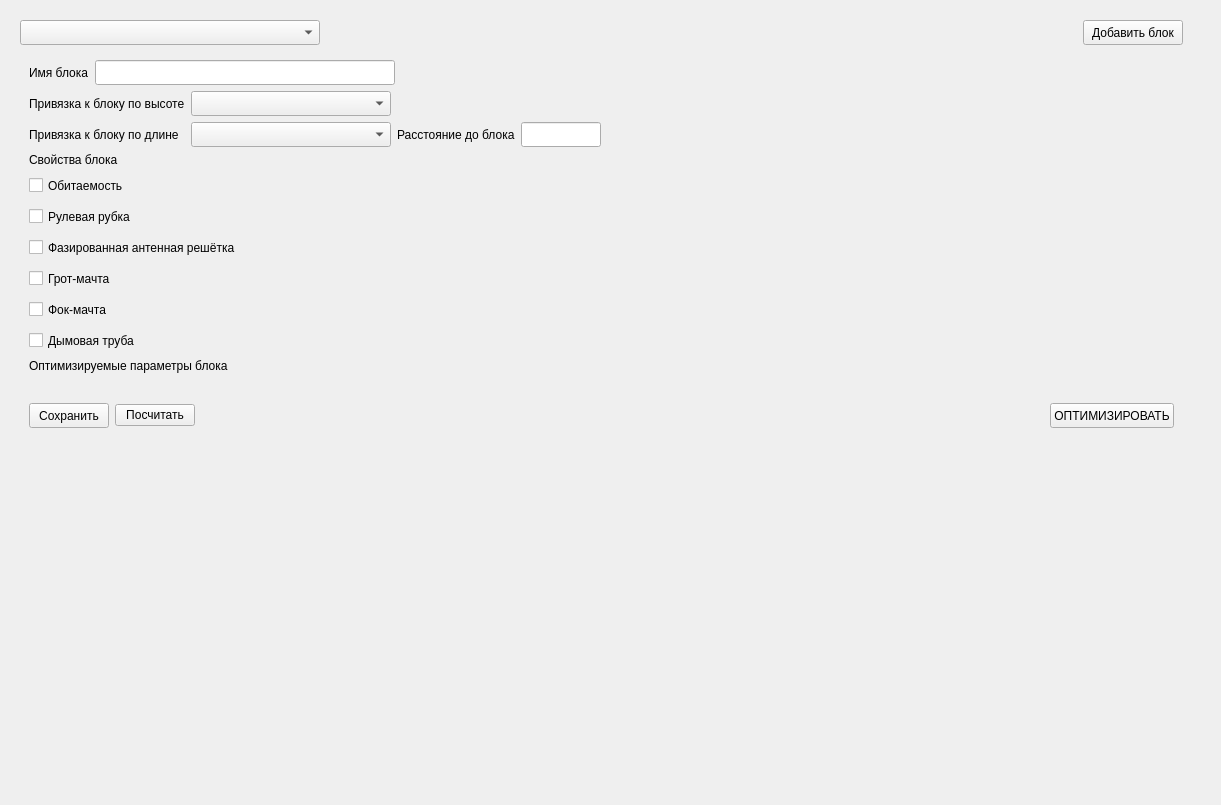
Qt form source/gui/enteringblocks.ui (baseoleph/secad) before a commit.
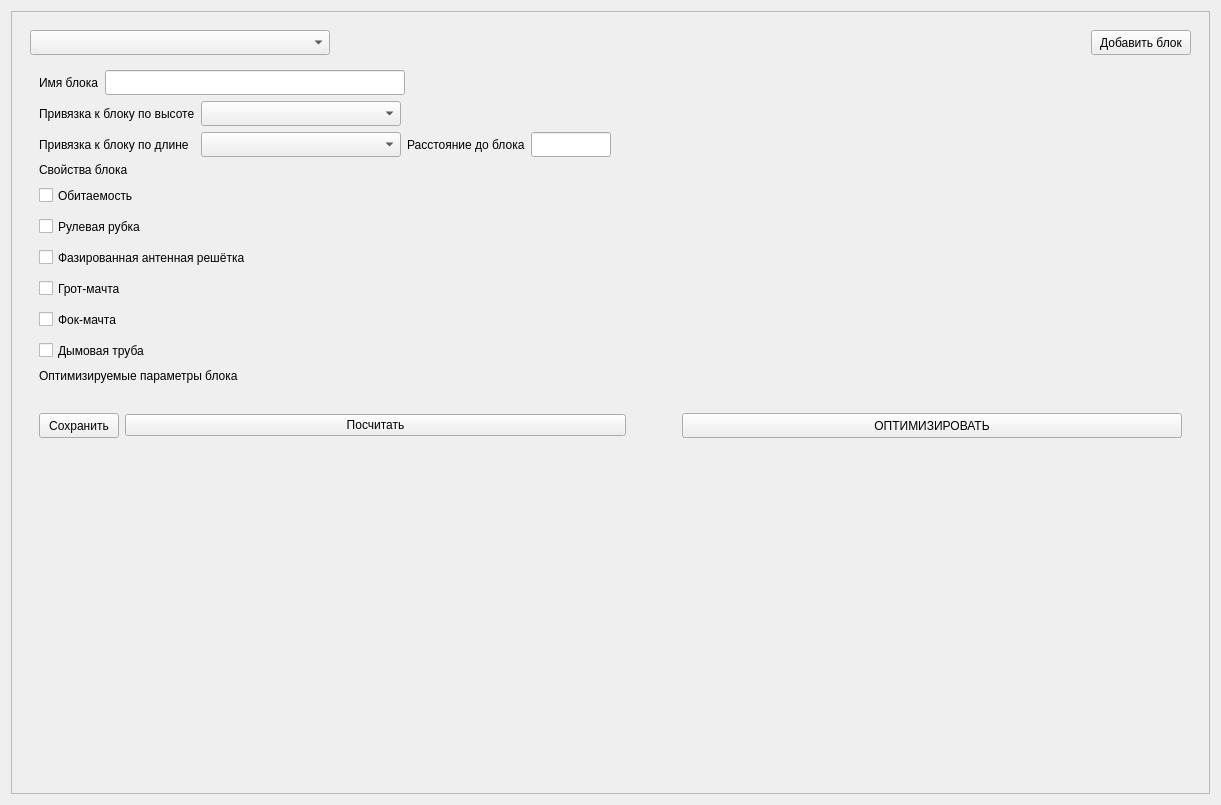
The same form after that commit.

```diff
--- a/source/gui/enteringblocks.ui
+++ b/source/gui/enteringblocks.ui
@@ -13,8 +13,23 @@
   <property name="windowTitle">
    <string>Form</string>
   </property>
-  <layout class="QFormLayout" name="formLayout">
-   <item row="0" column="0">
+  <layout class="QVBoxLayout" name="verticalLayout_4">
+   <item>
+    <widget class="QScrollArea" name="scrollArea">
+     <property name="widgetResizable">
+      <bool>true</bool>
+     </property>
+     <widget class="QWidget" name="scrollAreaWidgetContents">
+      <property name="geometry">
+       <rect>
+        <x>0</x>
+        <y>0</y>
+        <width>1201</width>
+        <height>785</height>
+       </rect>
+      </property>
+      <layout class="QVBoxLayout" name="verticalLayout_3">
+       <item>
     <widget class="QWidget" name="widget_2" native="true">
      <layout class="QVBoxLayout" name="verticalLayout_2">
       <item>
@@ -51,7 +66,7 @@
           </property>
           <property name="sizeHint" stdset="0">
            <size>
-            <width>300</width>
+                <width>40</width>
             <height>20</height>
            </size>
           </property>
@@ -461,7 +476,7 @@
              </property>
              <property name="sizeHint" stdset="0">
               <size>
-               <width>1000</width>
+                   <width>50</width>
                <height>20</height>
               </size>
              </property>
@@ -503,20 +518,7 @@
      </layout>
     </widget>
    </item>
-   <item row="0" column="1">
-    <spacer name="horizontalSpacer_7">
-     <property name="orientation">
-      <enum>Qt::Horizontal</enum>
-     </property>
-     <property name="sizeHint" stdset="0">
-      <size>
-       <width>40</width>
-       <height>20</height>
-      </size>
-     </property>
-    </spacer>
-   </item>
-   <item row="1" column="0">
+       <item>
     <spacer name="verticalSpacer">
      <property name="orientation">
       <enum>Qt::Vertical</enum>
@@ -528,6 +530,10 @@
       </size>
      </property>
     </spacer>
+       </item>
+      </layout>
+     </widget>
+    </widget>
    </item>
   </layout>
  </widget>
```
Lines whose indentation alone changed are shown as unchanged.
